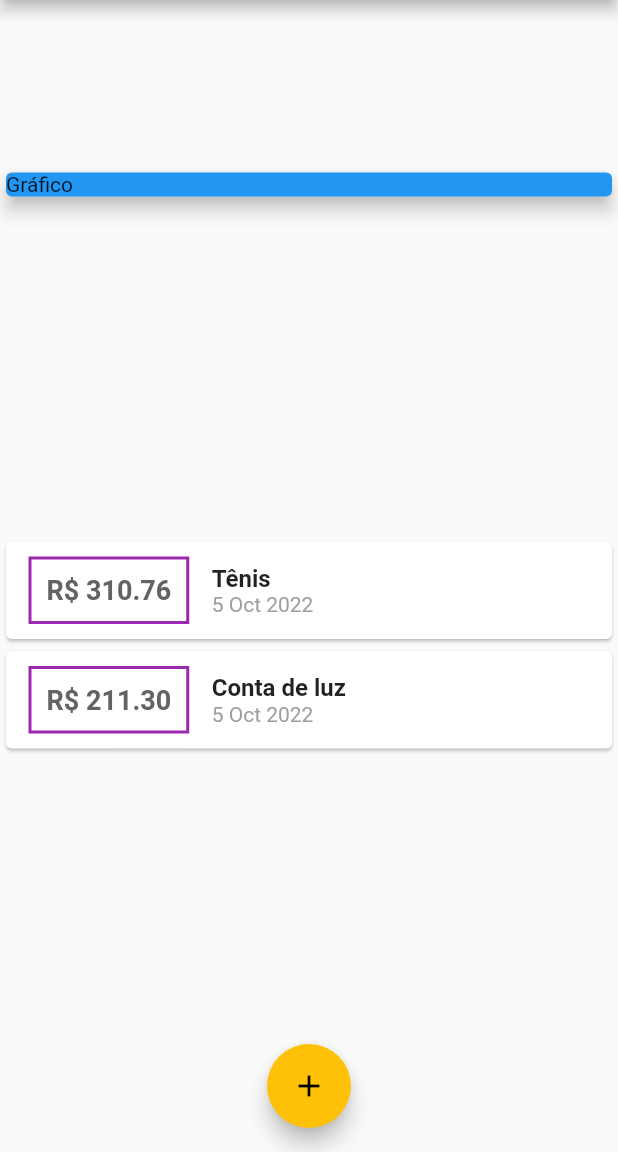
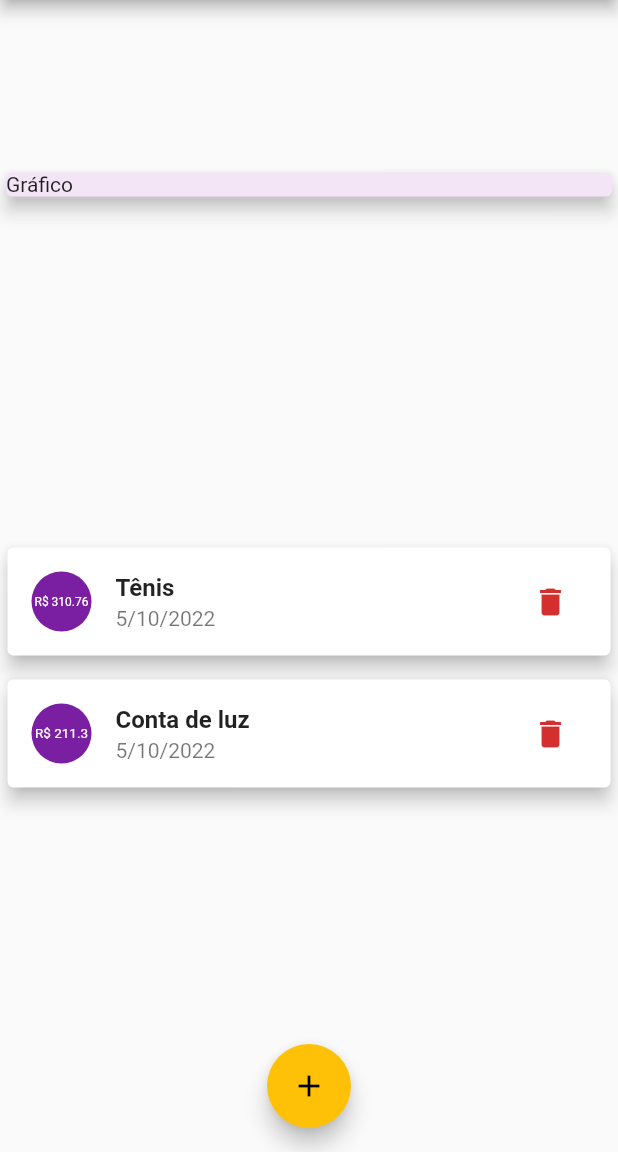
Before and after one commit to pjfernandes/expenses-version-2, a Flutter app: the screen it shows after launch, on a phone screen of 412 x 824 dp, the part 84-1236 px from its top. Run offline on Flutter 3.47's test engine with Material 2 defaults, Android fonts, the phone set to English and light mode, and no system bars.

Commit message:
List tile added

```diff
--- a/lib/components/transaction_form.dart
+++ b/lib/components/transaction_form.dart
@@ -1,3 +1,5 @@
+import 'dart:ui';
+
 import 'package:flutter/material.dart';
 
 class TransactionForm extends StatefulWidget {
@@ -49,7 +51,10 @@ class _TransactionFormState extends State<TransactionForm> {
               padding: const EdgeInsets.all(8.0),
               child: ElevatedButton(
                 onPressed: _submitForm,
-                child: Text("Nova Transação"),
+                child: Text(
+                  "Nova Transação",
+                  style: TextStyle(fontFamily: 'Roboto'),
+                ),
                 style: ElevatedButton.styleFrom(
                   primary: Colors.purple,
                 ),
--- a/lib/components/transaction_list.dart
+++ b/lib/components/transaction_list.dart
@@ -5,7 +5,9 @@ import 'package:intl/intl.dart';
 class TransactionList extends StatelessWidget {
   final List<Transaction> transactions;
 
-  TransactionList({required this.transactions});
+  TransactionList({
+    required this.transactions,
+  });
 
   @override
   Widget build(BuildContext context) {
@@ -16,50 +18,32 @@ class TransactionList extends StatelessWidget {
         itemBuilder: (ctx, index) {
           final tr = transactions[index];
           return Card(
-            child: Row(
-              children: [
-                Container(
-                  child: Container(
-                    padding: EdgeInsets.all(10),
-                    margin: EdgeInsets.symmetric(
-                      horizontal: 15,
-                      vertical: 10,
-                    ),
-                    decoration: BoxDecoration(
-                      border: Border.all(
-                        color: Colors.purple,
-                        width: 2,
-                      ),
-                    ),
-                    child: Text(
-                      "R\$ ${tr.value.toStringAsFixed(2)}",
-                      style: TextStyle(
-                        fontWeight: FontWeight.bold,
-                        fontSize: 18,
-                        color: Color.fromARGB(255, 100, 98, 98),
-                      ),
-                    ),
+            margin: const EdgeInsets.symmetric(
+              vertical: 8,
+              horizontal: 5,
+            ),
+            elevation: 5,
+            child: ListTile(
+              leading: CircleAvatar(
+                child: FittedBox(
+                  child: Padding(
+                    padding: const EdgeInsets.all(4.0),
+                    child: Text("R\$ ${tr.value.toString()}"),
                   ),
                 ),
-                Column(
-                  children: [
-                    Text(
-                      tr.title,
-                      style: TextStyle(
-                        fontWeight: FontWeight.bold,
-                        fontSize: 16,
-                      ),
-                    ),
-                    Text(
-                      DateFormat('d MMM y').format(tr.date).toString(),
-                      style: TextStyle(
-                        color: Colors.grey,
-                      ),
-                    ),
-                  ],
-                  crossAxisAlignment: CrossAxisAlignment.start,
-                ),
-              ],
+              ),
+              title: Text(
+                tr.title,
+                style: TextStyle(fontWeight: FontWeight.bold),
+              ),
+              subtitle: Text(
+                DateFormat('d/MM/yyyy').format(tr.date),
+              ),
+              trailing: IconButton(
+                icon: Icon(Icons.delete),
+                onPressed: () => {},
+                color: Theme.of(context).errorColor,
+              ),
             ),
           );
         },
--- a/lib/main.dart
+++ b/lib/main.dart
@@ -16,6 +16,7 @@ class ExpensesApp extends StatelessWidget {
       theme: ThemeData(
         primarySwatch: Colors.purple,
         accentColor: Colors.amber,
+        fontFamily: 'Roboto',
       ),
     );
   }
@@ -85,12 +86,14 @@ class _MyHomePageState extends State<MyHomePage> {
           Container(
             width: double.infinity,
             child: Card(
-              color: Colors.blue,
+              color: Theme.of(context).secondaryHeaderColor,
               child: Text('Gráfico'),
               elevation: 5,
             ),
           ),
-          TransactionList(transactions: _transactions),
+          TransactionList(
+            transactions: _transactions,
+          ),
         ],
       ),
       floatingActionButton: FloatingActionButton(
--- a/pubspec.yaml
+++ b/pubspec.yaml
@@ -76,7 +76,9 @@ flutter:
   # example:
   # fonts:
   #   - family: Schyler
-  #     fonts:
+# fonts:
+#   - family: Roboto
+#     - asset: fonts/Roboto-Light.ttf
   #       - asset: fonts/Schyler-Regular.ttf
   #       - asset: fonts/Schyler-Italic.ttf
   #         style: italic
```
Also changed, not shown: assets/fonts/Roboto-Black.ttf (added), assets/fonts/Roboto-BlackItalic.ttf (added), assets/fonts/Roboto-Bold.ttf (added), assets/fonts/Roboto-BoldItalic.ttf (added), assets/fonts/Roboto-Italic.ttf (added), assets/fonts/Roboto-Light.ttf (added), assets/fonts/Roboto-LightItalic.ttf (added), assets/fonts/Roboto-Medium.ttf (added), assets/fonts/Roboto-MediumItalic.ttf (added), assets/fonts/Roboto-Regular.ttf (added), assets/fonts/Roboto-Thin.ttf (added), assets/fonts/Roboto-ThinItalic.ttf (added).
